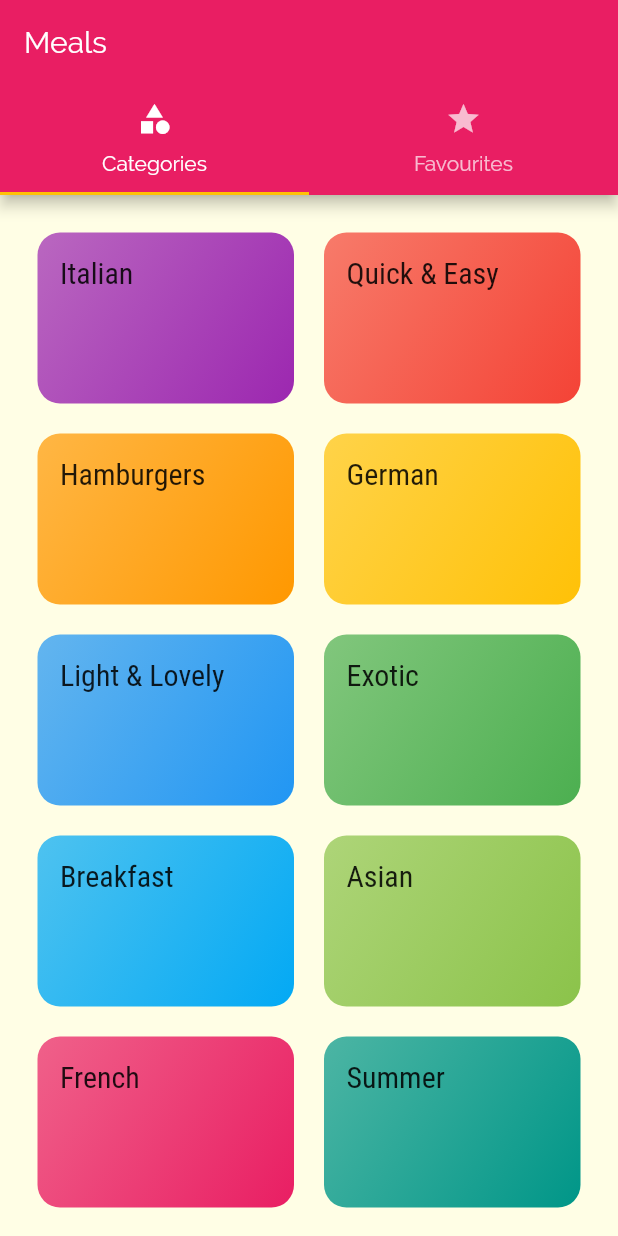
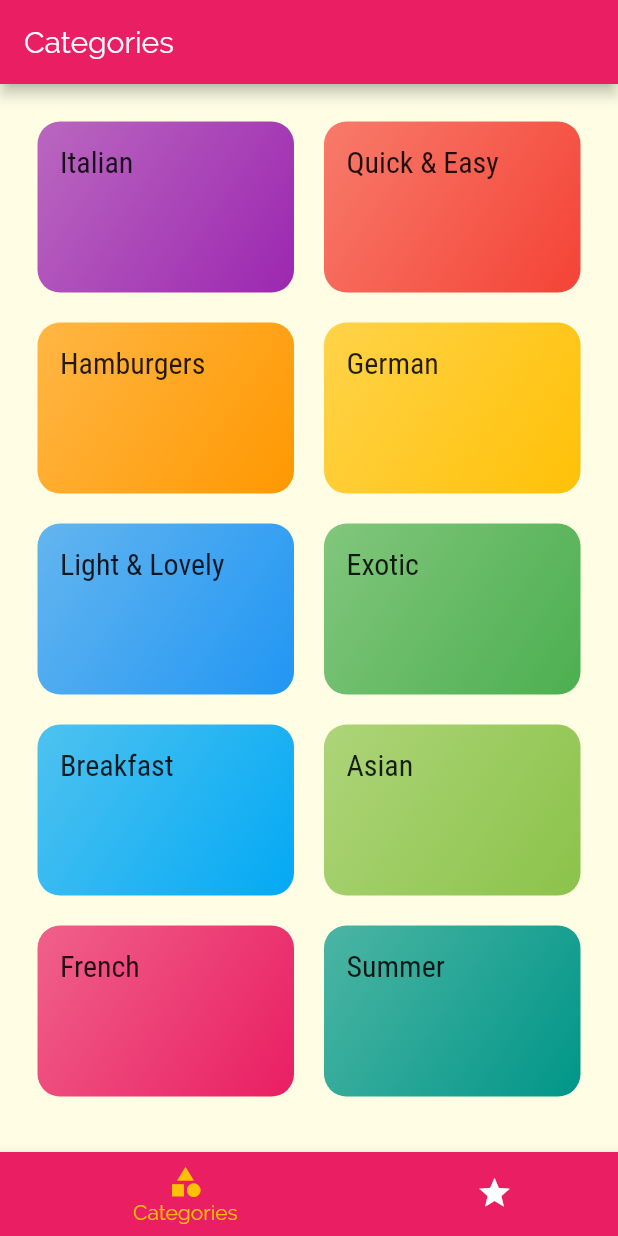
Before and after one commit to prakharmaurya/meal_app, a Flutter app: the screen it shows after launch, on a phone screen of 412 x 824 dp. Run offline on Flutter 3.47's test engine with Material 2 defaults, Android fonts, the phone set to English and light mode, and no system bars.

Commit message:
Add: Bottom nav bar added with dynamic title change

```diff
--- a/lib/screens/tabs_screen.dart
+++ b/lib/screens/tabs_screen.dart
@@ -1,5 +1,4 @@
 import 'package:flutter/material.dart';
-
 import './categories_screen.dart';
 import './favourite_screen.dart';
 
@@ -9,36 +8,45 @@ class TabsScreen extends StatefulWidget {
 }
 
 class _TabsScreenState extends State<TabsScreen> {
+  final List<Map<String, Object>> _pages = [
+    {'page': CategoriesScreen(), 'title': 'Categories'},
+    {'page': FavouriteScreen(), 'title': 'Favourite'},
+  ];
+
+  int _selectedPageIndex = 0;
+
+  void _selectPage(int index) {
+    setState(() {
+      _selectedPageIndex = index;
+    });
+  }
+
   @override
   Widget build(BuildContext context) {
-    return DefaultTabController(
-      length: 2,
-      child: Scaffold(
-        appBar: AppBar(
-          title: Text('Meals'),
-          bottom: TabBar(
-            tabs: [
-              Tab(
-                icon: Icon(
-                  Icons.category,
-                ),
-                text: 'Categories',
-              ),
-              Tab(
-                icon: Icon(
-                  Icons.star,
-                ),
-                text: 'Favourites',
-              ),
-            ],
+    return Scaffold(
+      appBar: AppBar(
+        title: Text(_pages[_selectedPageIndex]['title']),
+      ),
+      body: _pages[_selectedPageIndex]['page'],
+      bottomNavigationBar: BottomNavigationBar(
+        onTap: _selectPage,
+        backgroundColor: Theme.of(context).primaryColor,
+        unselectedItemColor: Colors.white,
+        selectedItemColor: Theme.of(context).accentColor,
+        currentIndex: _selectedPageIndex,
+        type: BottomNavigationBarType.shifting,
+        items: [
+          BottomNavigationBarItem(
+            backgroundColor: Theme.of(context).primaryColor,
+            icon: Icon(Icons.category),
+            title: Text('Categories'),
           ),
-        ),
-        body: TabBarView(
-          children: [
-            CategoriesScreen(),
-            FavouriteScreen(),
-          ],
-        ),
+          BottomNavigationBarItem(
+            backgroundColor: Theme.of(context).primaryColor,
+            icon: Icon(Icons.star),
+            title: Text('Favourite'),
+          ),
+        ],
       ),
     );
   }
```
